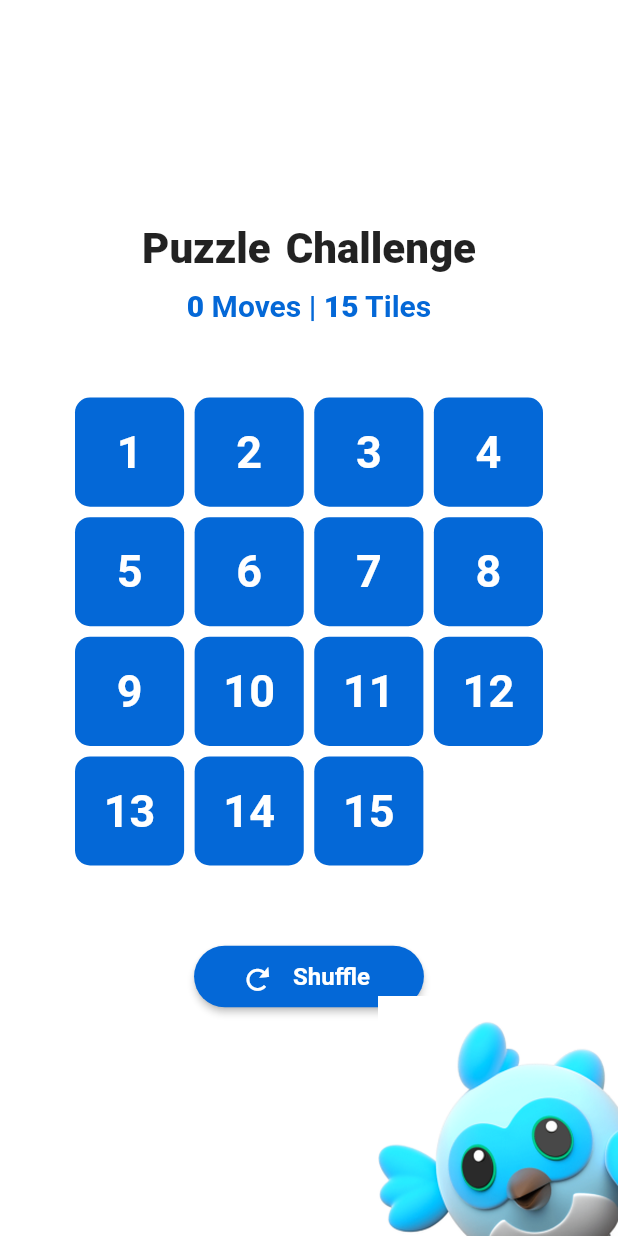
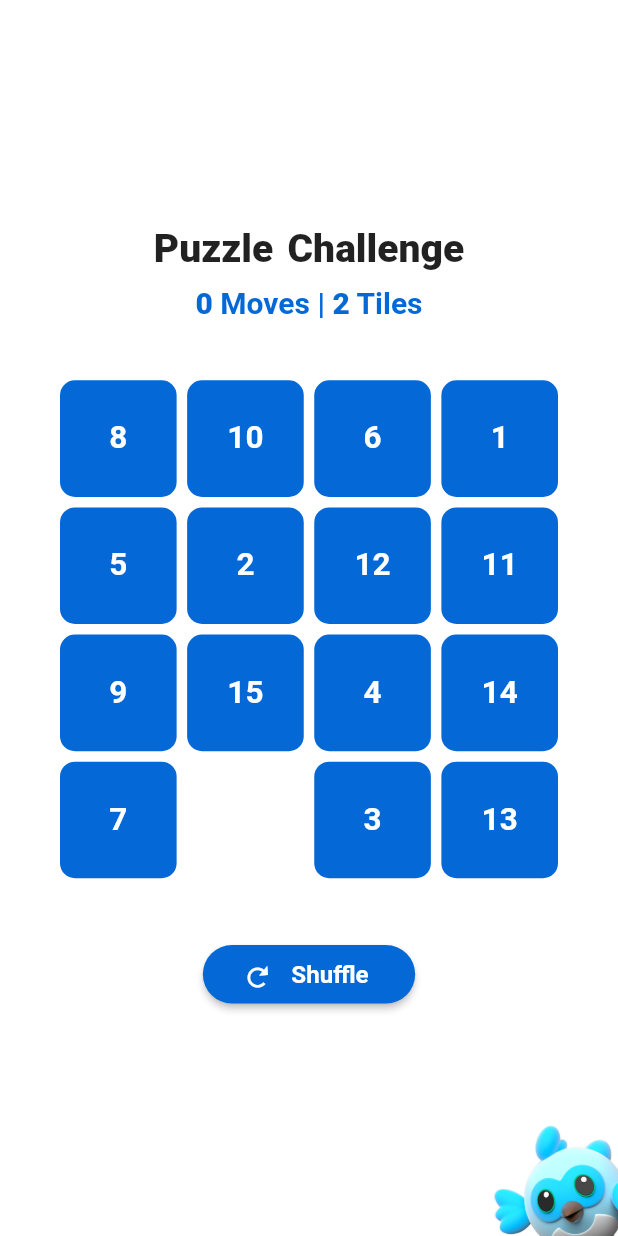
Before and after one commit to sabikrahat/puzzle_challenge, a Flutter app: the screen it shows after launch, after a tap on "Shuffle", on a phone screen of 412 x 824 dp. Run offline on Flutter 3.47's test engine with Material 2 defaults, Android fonts, the phone set to English and light mode, and no system bars.

Commit message:
complete without animations

```diff
--- a/lib/config_pd.dart
+++ b/lib/config_pd.dart
@@ -3,29 +3,61 @@ import 'package:flutter/cupertino.dart';
 class ConfigPd extends ChangeNotifier {
   late int moves;
   late int tiles;
+  String? winState;
+  bool isGameRunning = false;
+  late List<String> tilesList;
 
   ConfigPd() {
     moves = 0;
     tiles = 15;
+    winState = null;
+    isGameRunning;
+    tilesList = List.generate(15, (index) => (index + 1).toString());
+    tilesList.add('X');
   }
 
   int get getMoves => moves;
 
-  int get getTiles => tiles;
+  int get getTiles {
+    int cnt = 0;
+    for (int i = 1; i < tilesList.length; i++) {
+      if (tilesList[i-1] == (i).toString()) {
+        cnt++;
+      }
+    }
+    return cnt++;
+  }
 
   void setMoves(int moves) {
     this.moves = moves;
     notifyListeners();
   }
 
-  void setTiles(int tiles) {
-    this.tiles = tiles;
+  void suffle() {
+    setMoves(0);
+    winState = null;
+    isGameRunning = true;
+    tilesList.shuffle();
     notifyListeners();
   }
 
-  void reset() {
-    moves = 0;
-    tiles = 15;
-    notifyListeners();
+  void moveTile(int index) {
+    if (tilesList[index] != 'X' && isGameRunning) {
+      String val = tilesList[index];
+      int idx = tilesList.indexOf('X');
+      int temp = (idx - index).abs();
+      if (temp == 1 || temp == 4) {
+        tilesList[idx] = val;
+        tilesList[index] = 'X';
+        ///
+        setMoves(getMoves + 1);
+        ///
+        if (getTiles == 15) {
+          winState = 'You Win!';
+          isGameRunning = false;
+        }
+        notifyListeners();
+      }
+    }
   }
 }
--- a/lib/main.dart
+++ b/lib/main.dart
@@ -39,7 +39,7 @@ class HomePage extends StatelessWidget {
                   children: [
                     const Text('Puzzle Challenge',
                         style: TextStyle(
-                            fontSize: 28.0,
+                            fontSize: 26.0,
                             wordSpacing: 3.0,
                             fontWeight: FontWeight.w800)),
                     const SizedBox(height: 10.0),
@@ -57,7 +57,7 @@ class HomePage extends StatelessWidget {
                                   color: Color(0xff0468d7),
                                   fontWeight: FontWeight.w600)),
                           TextSpan(
-                              text: _pd.tiles.toString(),
+                              text: _pd.getTiles.toString(),
                               style: const TextStyle(
                                   fontSize: 20.0,
                                   color: Color(0xff0468d7),
@@ -69,49 +69,35 @@ class HomePage extends StatelessWidget {
                                   color: Color(0xff0468d7),
                                   fontWeight: FontWeight.w600)),
                         ])),
-                    Padding(
-                        padding:
-                            const EdgeInsets.fromLTRB(50.0, 50.0, 50.0, 50.0),
-                        child: GridView.builder(
-                            physics: const NeverScrollableScrollPhysics(),
-                            shrinkWrap: true,
-                            gridDelegate:
-                                const SliverGridDelegateWithFixedCrossAxisCount(
-                                    crossAxisCount: 4,
-                                    crossAxisSpacing: 7.0,
-                                    mainAxisSpacing: 7.0),
-                            itemCount: 15,
-                            itemBuilder: (context, index) {
-                              return Container(
-                                  decoration: BoxDecoration(
-                                      color: const Color(0xff0468d7),
-                                      borderRadius:
-                                          BorderRadius.circular(10.0)),
-                                  child: Center(
-                                      child: Text((index + 1).toString(),
-                                          style: const TextStyle(
-                                              fontSize: 30.0,
-                                              color: Colors.white,
-                                              fontWeight: FontWeight.bold))));
-                            })),
+                    if (_pd.winState != null)
+                      Padding(
+                        padding: const EdgeInsets.only(top: 10.0),
+                        child: Text(_pd.winState!,
+                            style: TextStyle(
+                                fontSize: 22.0,
+                                color: Colors.greenAccent[400],
+                                fontWeight: FontWeight.w600)),
+                      ),
+                    const Padding(
+                        padding: EdgeInsets.fromLTRB(40.0, 40.0, 40.0, 40.0),
+                        child: GameScreen()),
                     ElevatedButton.icon(
-                        onPressed: () => debugPrint("it's pressed"),
+                        onPressed: () => _pd.suffle(),
                         icon: Padding(
                             padding:
-                                const EdgeInsets.fromLTRB(20.0, 11.0, 0.0, 8.0),
+                                const EdgeInsets.fromLTRB(15.0, 11.0, 0.0, 8.0),
                             child: Transform(
                                 alignment: Alignment.center,
                                 transform: Matrix4.rotationY(math.pi),
                                 child: Transform.rotate(
                                     angle: 320 * math.pi / 180,
                                     child:
-                                        const Icon(Icons.replay, size: 22.0)))),
+                                        const Icon(Icons.replay, size: 20.0)))),
                         label: const Padding(
-                            padding: EdgeInsets.fromLTRB(4.0, 8.0, 20.0, 8.0),
+                            padding: EdgeInsets.fromLTRB(4.0, 8.0, 15.0, 8.0),
                             child: Text("Shuffle",
-                                style: TextStyle(
-                                    fontSize: 16.0,
-                                    fontWeight: FontWeight.w600))),
+                                textScaleFactor: 1.15,
+                                style: TextStyle(fontWeight: FontWeight.w600))),
                         style: ElevatedButton.styleFrom(
                             primary: const Color(0xff0468d7),
                             shape: RoundedRectangleBorder(
@@ -120,8 +106,46 @@ class HomePage extends StatelessWidget {
           Positioned(
               bottom: 0.0,
               right: 0.0,
-              child: Image.asset('assets/images/sample.png',
-                  height: 160.0, width: 160.0)),
+              child: Image.asset(
+                'assets/images/sample.png',
+                height: size.width * 0.2 > 150 ? 150 : size.width * 0.2,
+                width: size.width * 0.2 > 150 ? 150 : size.width * 0.2,
+              )),
         ])));
   }
 }
+
+class GameScreen extends StatelessWidget {
+  const GameScreen({
+    Key? key,
+  }) : super(key: key);
+
+  @override
+  Widget build(BuildContext context) {
+    var _pd = Provider.of<ConfigPd>(context);
+    return GridView.builder(
+        physics: const NeverScrollableScrollPhysics(),
+        shrinkWrap: true,
+        gridDelegate: const SliverGridDelegateWithFixedCrossAxisCount(
+            crossAxisCount: 4, crossAxisSpacing: 7.0, mainAxisSpacing: 7.0),
+        itemCount: _pd.tilesList.length,
+        itemBuilder: (context, index) {
+          return GestureDetector(
+              onTap: () => _pd.moveTile(index),
+              child: Container(
+                  decoration: BoxDecoration(
+                      color: _pd.tilesList[index] == 'X'
+                          ? Colors.white
+                          : const Color(0xff0468d7),
+                      borderRadius: BorderRadius.circular(10.0)),
+                  child: Center(
+                      child: Hero(
+                          tag: 'Puzzle-Text',
+                          child: Text(_pd.tilesList[index],
+                              textScaleFactor: 1.5,
+                              style: const TextStyle(
+                                  color: Colors.white,
+                                  fontWeight: FontWeight.bold))))));
+        });
+  }
+}
```
Also changed, not shown: pubspec.lock.
